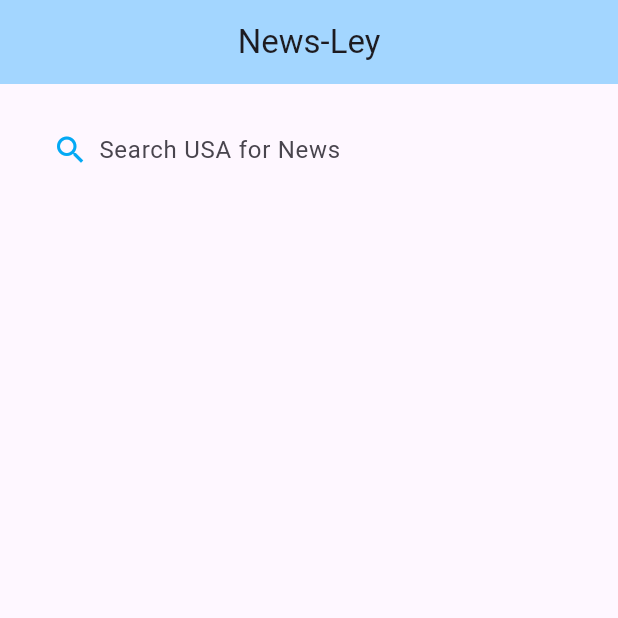
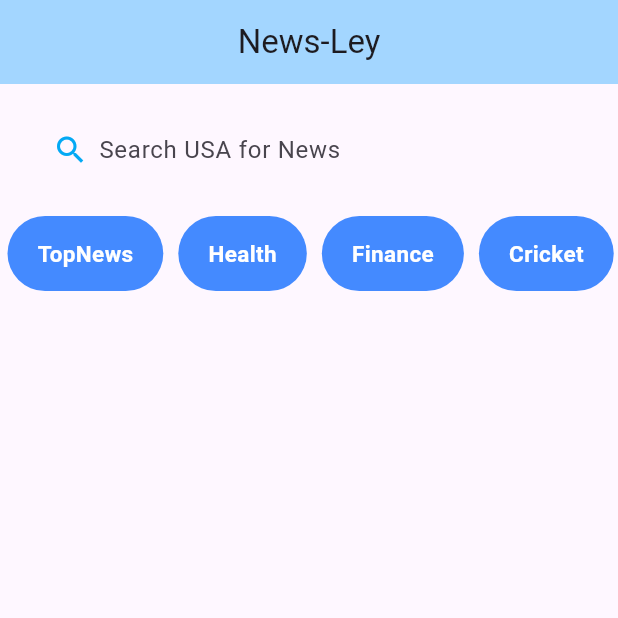
Before and after one commit to animeshbarole/Flutter_News_App, a Flutter app: the screen it shows after launch, on a phone screen of 412 x 824 dp, the top half of it. Run offline on Flutter 3.47's test engine with Material 2 defaults, Android fonts, the phone set to English and light mode, and no system bars.

Commit message:
Added NavBar

```diff
--- a/lib/view/home.dart
+++ b/lib/view/home.dart
@@ -14,10 +14,9 @@ class _MyWidgetState extends State<MyHome> {
   Widget build(BuildContext context) {
 
     var city_name =["Bankok","Delhi","Asia","London","USA","China"];
-
     final _random = new Random();
     var city = city_name[_random.nextInt(city_name.length)];
-
+    List<String> navbar_item =["TopNews","Health","Finance","Cricket","Devotion"];
 
     return  Scaffold(
         appBar: AppBar(
@@ -57,6 +56,49 @@ class _MyWidgetState extends State<MyHome> {
                   ],
                 ) ,
               ),
+
+              //Navbar Creation ...
+
+              Container(
+                height: 50,
+
+              child:ListView.builder(
+                shrinkWrap: true,
+                scrollDirection: Axis.horizontal,
+                itemCount: navbar_item.length,
+                itemBuilder:(context,index){
+                return
+               InkWell(
+                        onTap: ()=>{
+                            print(navbar_item[index]),
+                        },
+                   child: Container(
+                       padding: EdgeInsets.symmetric(horizontal: 20,vertical: 5),
+                       margin: EdgeInsets.symmetric(horizontal:5),
+                       decoration:BoxDecoration(
+                          color: Colors.blueAccent,
+                          borderRadius: BorderRadius.circular(25),
+                       ) ,
+
+                       child:Center(
+                       child: Text(
+                           navbar_item[index],
+                           style: TextStyle(
+                            fontSize: 15,
+                            color: Colors.white,
+                            fontWeight: FontWeight.bold,
+                           ),
+                           ),
+
+                         ),
+                    ),
+                 );
+                }
+
+              ) ,
+             )
+
+
             ],
         ),
     );
```
